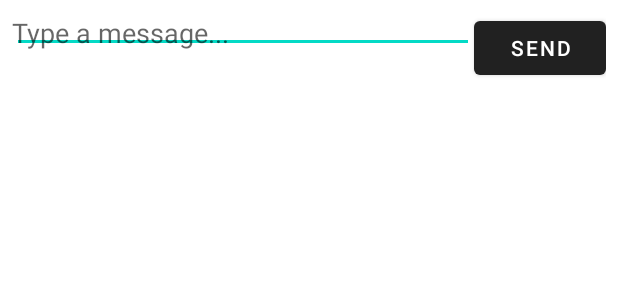
After one commit to mfedorcz/CapybaraMess, an Android app: the layout message_input_sending_component.xml on its own in the app's theme, with its tools: preview values and no code run, on a phone screen of 412 x 824 dp. The commit adds this screen. Shown: the top 300 px of the screen. Run offline under Robolectric (Android 15) with nearby library versions, the phone set to English and light mode, and no system bars.

```diff
--- a/app/src/main/java/com/example/capybaramess/ContactsAdapter.java
+++ b/app/src/main/java/com/example/capybaramess/ContactsAdapter.java
@@ -55,6 +55,7 @@ public class ContactsAdapter extends RecyclerView.Adapter<ContactsAdapter.ViewHo
                 Contact contact = mContacts[position];
                 Intent intent = new Intent(mContext, ConversationActivity.class);
                 intent.putExtra("contactName", contact.getName());
+                intent.putExtra("threadId", contact.getThreadId());
                 mContext.startActivity(intent);
             }
         });
--- a/app/src/main/java/com/example/capybaramess/MainActivity.java
+++ b/app/src/main/java/com/example/capybaramess/MainActivity.java
@@ -147,7 +147,7 @@ public class MainActivity extends AppCompatActivity {
                     String name = getContactName(address);
                     // Update the Contact entry only if it's either not yet added or the current message is newer
                     if (!conversationMap.containsKey(threadId) || conversationMap.get(threadId).getDate() < date) {
-                        conversationMap.put(threadId, new Contact(name, address, 0, date, type));
+                        conversationMap.put(threadId, new Contact(name, address, 0, date, type, threadId));
                     }
                 }
             } else {
--- a/app/src/main/java/com/example/capybaramess/MessagesAdapter.java
+++ b/app/src/main/java/com/example/capybaramess/MessagesAdapter.java
@@ -12,6 +12,7 @@ import androidx.recyclerview.widget.RecyclerView;
 
 import java.util.List;
 
+//This adapter handles viewing/recycling of chat messages.
 public class MessagesAdapter extends RecyclerView.Adapter<MessagesAdapter.ViewHolder> {
     private List<ChatMessage> mMessages;
     private Context mContext;
--- a/app/src/main/res/layout/activity_conversation.xml
+++ b/app/src/main/res/layout/activity_conversation.xml
@@ -7,5 +7,5 @@
     <androidx.recyclerview.widget.RecyclerView
         android:id="@+id/messagesRecyclerView"
         android:layout_width="match_parent"
-        android:layout_height="wrap_content" />
+        android:layout_height="match_parent" />
 </RelativeLayout>
--- /dev/null
+++ b/app/src/main/res/layout/incoming_message_item.xml
@@ -0,0 +1,6 @@
+<?xml version="1.0" encoding="utf-8"?>
+<androidx.constraintlayout.widget.ConstraintLayout xmlns:android="http://schemas.android.com/apk/res/android"
+             android:layout_width="match_parent"
+             android:layout_height="match_parent">
+
+</androidx.constraintlayout.widget.ConstraintLayout>
--- /dev/null
+++ b/app/src/main/res/layout/message_input_sending_component.xml
@@ -0,0 +1,24 @@
+<?xml version="1.0" encoding="utf-8"?>
+<RelativeLayout xmlns:android="http://schemas.android.com/apk/res/android"
+    android:layout_width="match_parent"
+    android:layout_height="wrap_content"
+    android:padding="8dp">
+
+    <EditText
+        android:id="@+id/messageEditText"
+        android:layout_width="0dp"
+        android:layout_height="wrap_content"
+        android:layout_toLeftOf="@+id/sendButton"
+        android:layout_alignParentLeft="true"
+        android:layout_alignParentStart="true"
+        android:layout_weight="1"
+        android:hint="Type a message..." />
+
+    <Button
+        android:id="@+id/sendButton"
+        android:layout_width="wrap_content"
+        android:layout_height="wrap_content"
+        android:layout_alignParentRight="true"
+        android:layout_alignParentEnd="true"
+        android:text="Send" />
+</RelativeLayout>
--- /dev/null
+++ b/app/src/main/res/layout/outgoing_message_item.xml
@@ -0,0 +1,6 @@
+<?xml version="1.0" encoding="utf-8"?>
+<androidx.constraintlayout.widget.ConstraintLayout xmlns:android="http://schemas.android.com/apk/res/android"
+             android:layout_width="match_parent"
+             android:layout_height="match_parent">
+
+</androidx.constraintlayout.widget.ConstraintLayout>
```
Also changed, not shown: app/src/main/java/com/example/capybaramess/Contact.java (+12 -3 lines), app/src/main/java/com/example/capybaramess/ConversationActivity.java (+61 -10 lines).
